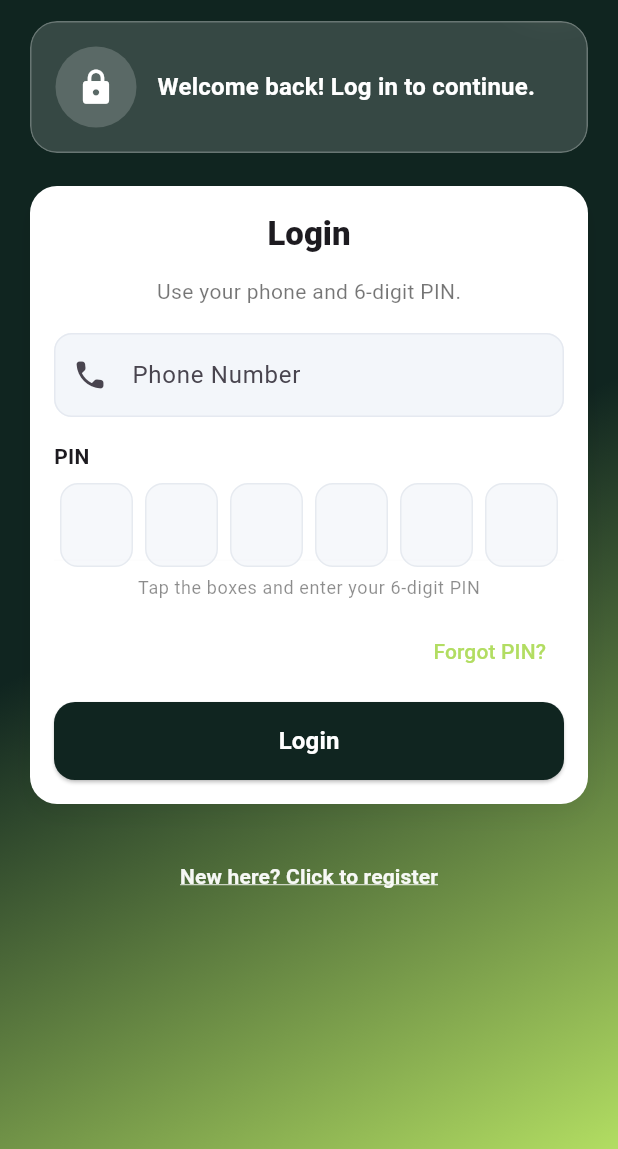
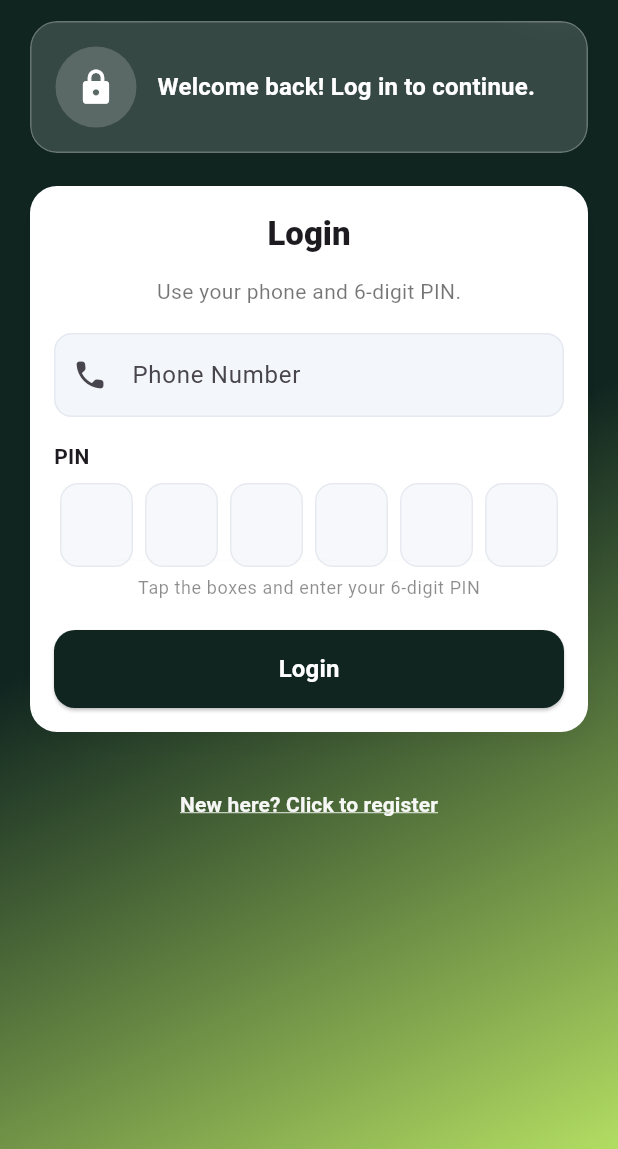
Before and after one commit to KOWJ0810/nex_pay_app, a Flutter app: the screen it shows after launch, after a tap on an icon or button, on a phone screen of 412 x 824 dp, the part 87-1236 px from its top. Run offline on Flutter 3.47's test engine with Material 3 defaults, Android fonts, the phone set to English and light mode, and no system bars; our stand-ins replace contacts_service, device_info_plus, firebase_core, firebase_storage, fl_chart, flutter_secure_storage and 7 more; missing offline and left inert: flutter_stripe, gal, google_mlkit_text_recognition, mobile_scanner, stomp_dart_client; accounts and stored records are empty; network calls fail.

Commit message:
fix(lkw): remove forgot pin

```diff
--- a/lib/core/constants/api_config.dart
+++ b/lib/core/constants/api_config.dart
@@ -11,10 +11,10 @@ class ApiConfig {
     //static const String baseUrl = "http://192.168.0.9:8080/api";
 
     //lkw wifi
-    static const String baseUrl = "http://192.168.1.6:8080/api";
+    // static const String baseUrl = "http://192.168.1.6:8080/api";
 
     //lkw hotspot
-    //static const String baseUrl = "http://172.20.10.6:8080/api";
+    static const String baseUrl = "http://172.20.10.6:8080/api";
 
     //Deployment API
     //static const String baseUrl = "https://nexpayapi.kentech.my/api";
--- a/lib/features/auth/login_page.dart
+++ b/lib/features/auth/login_page.dart
@@ -755,14 +755,6 @@ class _LoginPageState extends State<LoginPage> {
 
                 const SizedBox(height: 10),
 
-                Align(
-                  alignment: Alignment.centerRight,
-                  child: TextButton(
-                    onPressed: _isLoading ? null : _showForgotPinDialog,
-                    child: Text('Forgot PIN?', style: TextStyle(color: accentColor)),
-                  ),
-                ),
-
                 if (errorMessage.isNotEmpty) ...[
                   const SizedBox(height: 6),
                   Text(errorMessage, style: const TextStyle(color: Colors.redAccent)),
```
